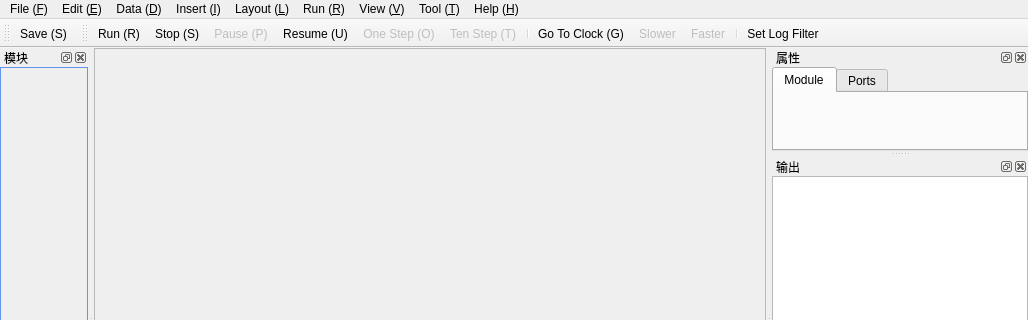
First picture: the form in mainwindow.ui, repository SammyEnigma/Soc-Performance-Evaluation, before the edit; both pictures show x 0 to 1028 and y 0 to 320 of the 1028 by 624 pixel window.
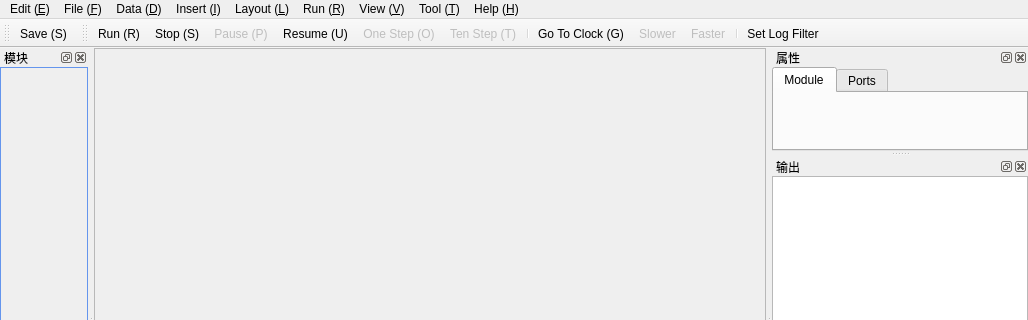
Second picture: the form after the edit. Icons and pictures are not drawn. Custom widgets are drawn as their Qt base class.

```diff
--- a/mainwindow.ui
+++ b/mainwindow.ui
@@ -81,7 +81,7 @@
      <x>0</x>
      <y>0</y>
      <width>1028</width>
-     <height>26</height>
+     <height>23</height>
     </rect>
    </property>
    <widget class="QMenu" name="menu">
@@ -229,8 +229,8 @@
     <addaction name="actionAbout"/>
     <addaction name="actionGithub_G"/>
    </widget>
-   <addaction name="menu"/>
    <addaction name="menu_2"/>
+   <addaction name="menu"/>
    <addaction name="menu_5"/>
    <addaction name="menu_3"/>
    <addaction name="menu_4"/>
```
Left out of the diff: 7 changed lines with no effect on the pictures.
